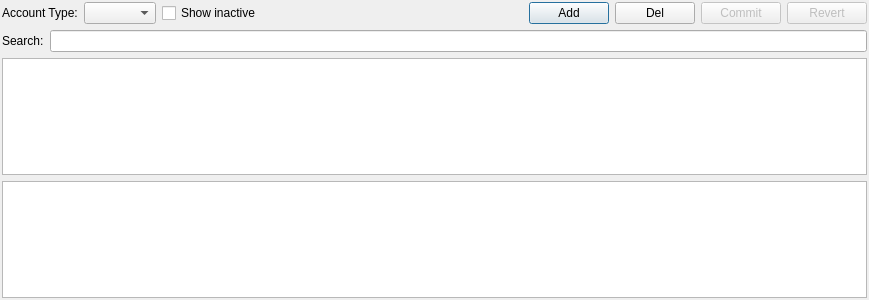
titov-vv/jal, file jal/ui/reference_data_dlg.ui: the form before one commit.
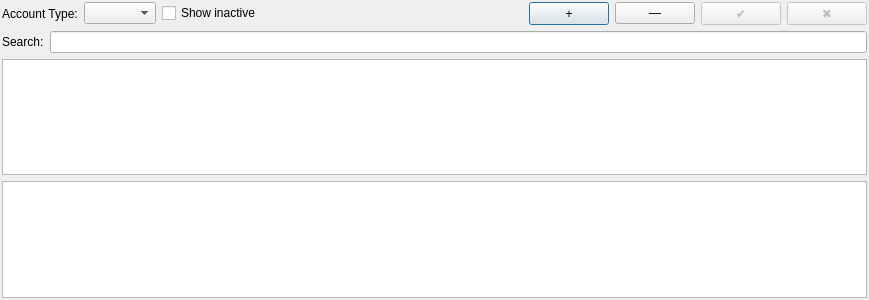
The form after the commit.

Commit message: Reference data dialog - text on buttons changed

Patch:
```diff
--- a/jal/ui/reference_data_dlg.ui
+++ b/jal/ui/reference_data_dlg.ui
@@ -92,14 +92,14 @@
       <item>
        <widget class="QPushButton" name="AddBtn">
         <property name="text">
-         <string>Add</string>
+         <string> +️ </string>
         </property>
        </widget>
       </item>
       <item>
        <widget class="QPushButton" name="RemoveBtn">
         <property name="text">
-         <string>Del</string>
+         <string> — </string>
         </property>
        </widget>
       </item>
@@ -109,7 +109,7 @@
          <bool>false</bool>
         </property>
         <property name="text">
-         <string>Commit</string>
+         <string> ✔ </string>
         </property>
        </widget>
       </item>
@@ -119,7 +119,7 @@
          <bool>false</bool>
         </property>
         <property name="text">
-         <string>Revert</string>
+         <string> ✖ </string>
         </property>
        </widget>
       </item>
```
The commit also changes 4 other files.
